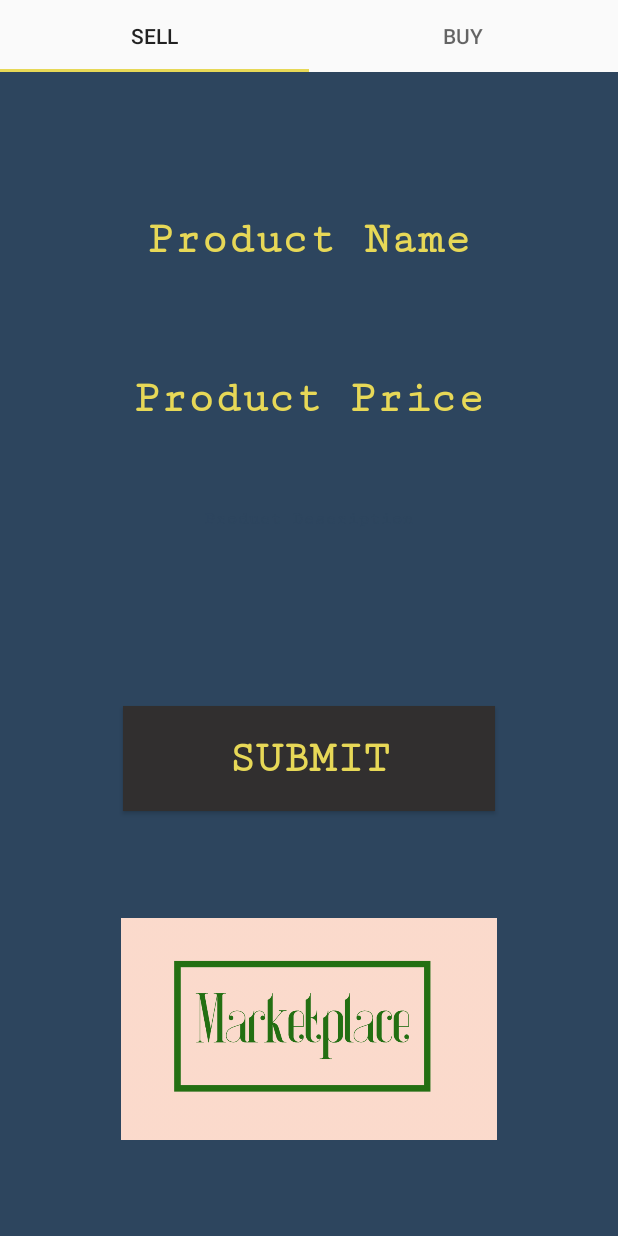
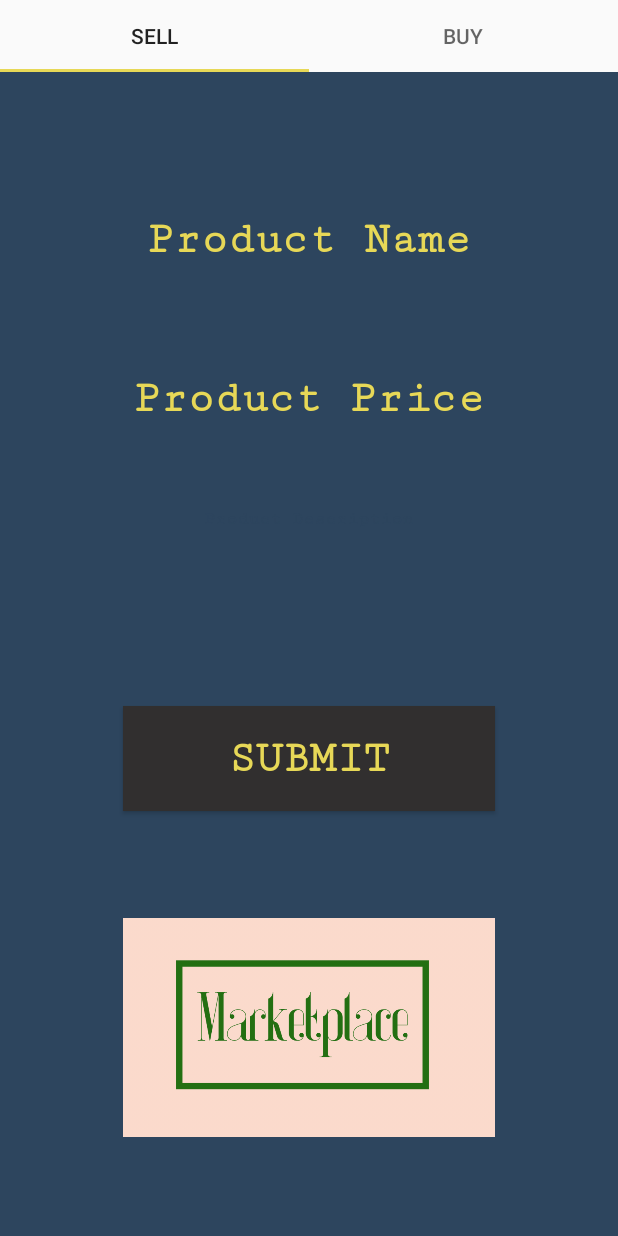
Before and after one commit to abhisarmittal/MCST-Hackathon-2019-Marketplace-Client, an Android app: the screen it shows after launch (MainActivity), on a phone screen of 412 x 824 dp. Run offline under Robolectric (Android 15) with nearby library versions, the phone set to English and light mode, and no system bars.

```diff
--- a/app/src/main/res/layout/selling_tab.xml
+++ b/app/src/main/res/layout/selling_tab.xml
@@ -159,7 +159,7 @@
             <ImageView
                 android:id="@+id/imageView3"
                 android:layout_width="match_parent"
-                android:layout_height="148dp"
+                android:layout_height="146dp"
                 android:layout_weight="0.1"
                 app:srcCompat="@drawable/background" />
 
```
